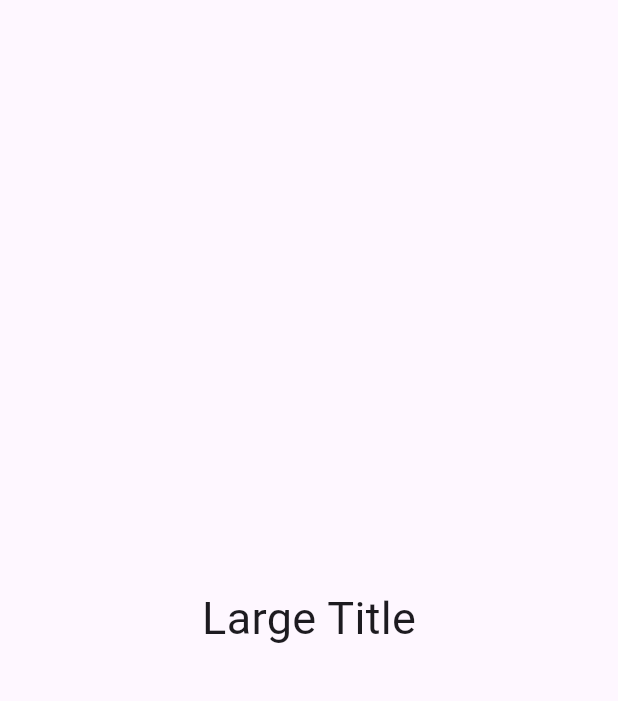
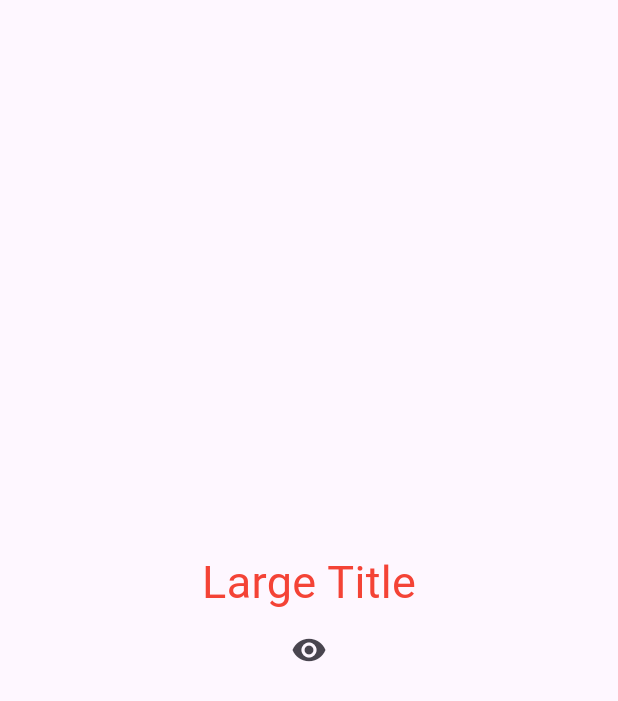
Before and after one commit to topkim993/practice-flutter, a Flutter app: the screen it shows after launch, on a phone screen of 412 x 824 dp. Shown: the top 701 px of the screen. Run offline on Flutter 3.47's test engine with Material 3 defaults, Android fonts, the light colour scheme and no system bars.

Commit message:
feat: 샘플 main dart 추가

```diff
--- a/toonflix/lib/main.dart
+++ b/toonflix/lib/main.dart
@@ -1,4 +1,6 @@
+import 'package:flutter/foundation.dart';
 import 'package:flutter/material.dart';
+import 'package:flutter/widgets.dart';
 
 void main() {
   runApp(const App());
@@ -12,20 +14,33 @@
 }
 
 class _AppState extends State<App> {
-  List<int> numbers = [];
+  bool showTitle = true;
 
   @override
   Widget build(BuildContext context) {
-    return const MaterialApp(
+    return MaterialApp(
+      theme: ThemeData(
+        textTheme: const TextTheme(
+          titleLarge: TextStyle(
+            fontSize: 30,
+            color: Colors.red,
+          ),
+        ),
+      ),
       home: Scaffold(
         body: Center(
           child: Column(
             mainAxisAlignment: MainAxisAlignment.center,
             children: [
-              Text(
-                "Large Title",
-                style: TextStyle(fontSize: 30),
-              ),
+              showTitle ? const MyLargeTitle() : const Text("not showing"),
+              IconButton(
+                onPressed: () {
+                  setState(() {
+                    showTitle = !showTitle;
+                  });
+                },
+                icon: const Icon(Icons.remove_red_eye),
+              )
             ],
           ),
         ),
@@ -33,3 +48,38 @@
     );
   }
 }
+
+class MyLargeTitle extends StatefulWidget {
+  const MyLargeTitle({
+    super.key,
+  });
+
+  @override
+  State<MyLargeTitle> createState() => _MyLargeTitleState();
+}
+
+class _MyLargeTitleState extends State<MyLargeTitle> {
+  @override
+  void initState() {
+    super.initState();
+    print("initState!");
+  }
+
+  @override
+  void dispose() {
+    print("dispose");
+    super.dispose();
+  }
+
+  @override
+  Widget build(BuildContext context) {
+    print("build!");
+    return Text(
+      "Large Title",
+      style: TextStyle(
+        fontSize: 30,
+        color: Theme.of(context).textTheme.titleLarge?.color ?? Colors.black,
+      ),
+    );
+  }
+}
```
